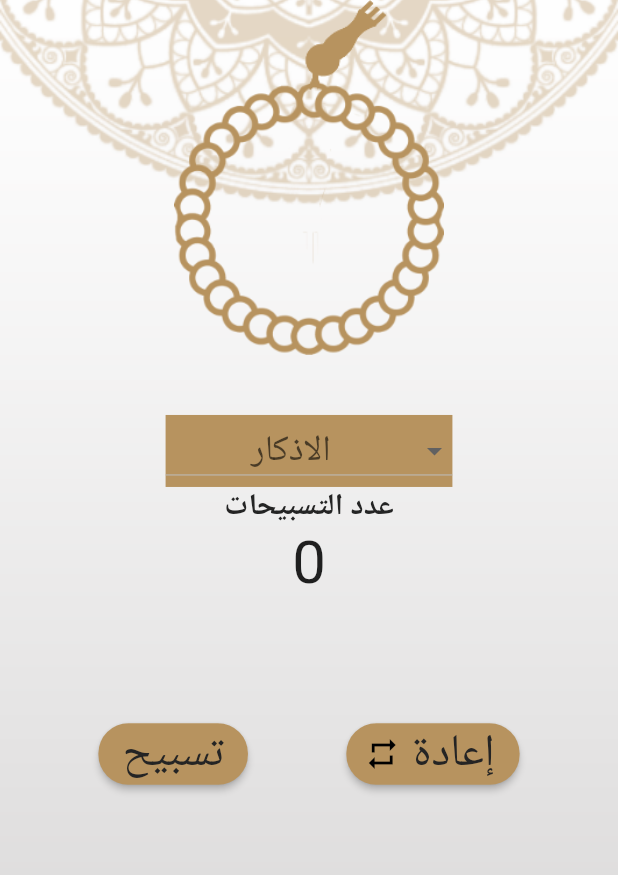
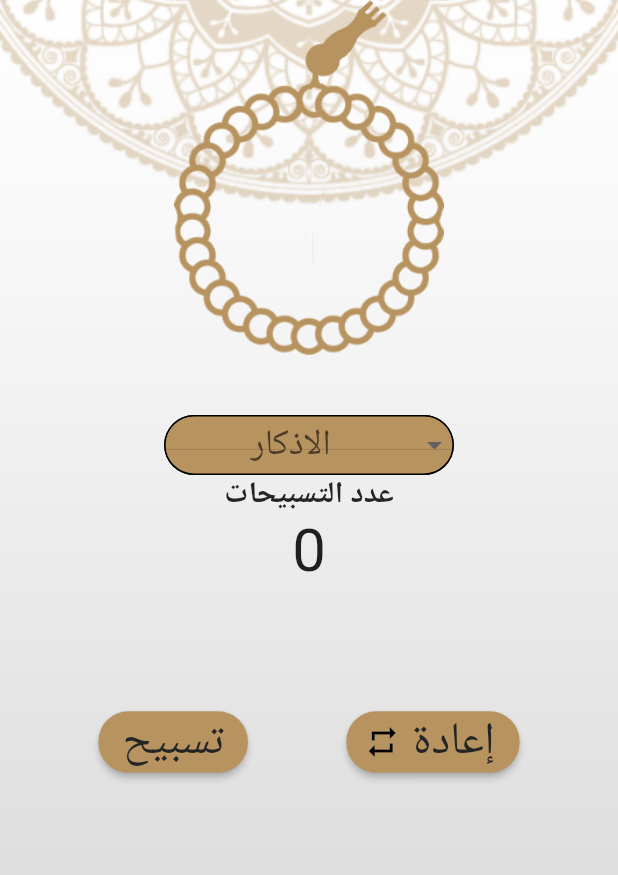
Before and after one commit to mohamedradwan96/IslamiApp, a Flutter app: the SebhaScreen screen opened directly, on a phone screen of 412 x 824 dp. Shown: the top 875 px of the screen. Run offline on Flutter 3.47's test engine with Material 2 defaults, Android fonts, the phone set to English and light mode, and no system bars.

Commit message:
edit sebha screen

```diff
--- a/lib/home/tabs/sebha.dart
+++ b/lib/home/tabs/sebha.dart
@@ -29,25 +29,37 @@ class _SebhaScreenState extends State<SebhaScreen> {
                   "assets/images/sebhabody.png",
                   width: 180,
                 ),
-                SizedBox(
+                const SizedBox(
                   height: 40,
                 ),
                 Container(
-                  color: MyThemeData.colorGold,
+                  decoration: BoxDecoration(
+                    boxShadow: const [
+                      BoxShadow(
+                        offset: Offset(0.0, 0),
+                      ),
+                    ],
+                    border: Border.all(),
+                    borderRadius: BorderRadius.circular(30),
+                    color: MyThemeData.colorGold,
+                  ),
+                  height: 40,
                   child: DropdownButton(
+                    underline: const Divider(thickness: 0),
                     onTap: () {
                       setState(() {
                         counter = 0;
                       });
                     },
+                    borderRadius: const BorderRadius.only(
+                        topLeft: Radius.circular(40),
+                        bottomRight: Radius.circular(40)),
                     dropdownColor: Colors.grey,
-                    hint: Text(
-                      "الاذكار",
-                    ),
-                    style: TextStyle(
+                    hint: const Text("الاذكار"),
+                    alignment: Alignment.center,
+                    style: const TextStyle(
                       fontSize: 24,
                     ),
-                    alignment: Alignment.center,
                     onChanged: (value) {
                       setState(() {
                         selected = value;
@@ -63,11 +75,12 @@ class _SebhaScreenState extends State<SebhaScreen> {
                       " الله اكبر"
                     ]
                         .map((e) => DropdownMenuItem(
+                              alignment: Alignment.center,
+                              value: e,
                               child: Text(
                                 "$e",
                                 style: Theme.of(context).textTheme.bodyText1,
                               ),
-                              value: e,
                             ))
                         .toList(),
                   ),
@@ -78,9 +91,9 @@ class _SebhaScreenState extends State<SebhaScreen> {
                 ),
                 Text(
                   "$counter",
-                  style: TextStyle(fontSize: 40),
+                  style: const TextStyle(fontSize: 40),
                 ),
-                SizedBox(height: 80),
+                const SizedBox(height: 80),
                 Row(
                   mainAxisAlignment: MainAxisAlignment.spaceEvenly,
                   children: [
@@ -91,13 +104,14 @@ class _SebhaScreenState extends State<SebhaScreen> {
                           });
                         },
                         style: ButtonStyle(
-                            backgroundColor: MaterialStatePropertyAll<Color>(
-                                MyThemeData.colorGold),
+                            backgroundColor:
+                                const MaterialStatePropertyAll<Color>(
+                                    MyThemeData.colorGold),
                             shape: MaterialStateProperty.all<
                                     RoundedRectangleBorder>(
                                 RoundedRectangleBorder(
                                     borderRadius: BorderRadius.circular(20)))),
-                        child: Text(
+                        child: const Text(
                           "تسبيح",
                           style: TextStyle(
                               color: MyThemeData.colorBlack, fontSize: 30),
@@ -116,8 +130,8 @@ class _SebhaScreenState extends State<SebhaScreen> {
                                     RoundedRectangleBorder>(
                                 RoundedRectangleBorder(
                                     borderRadius: BorderRadius.circular(20)))),
-                        icon: Icon(Icons.repeat, color: Colors.black),
-                        label: Text(
+                        icon: const Icon(Icons.repeat, color: Colors.black),
+                        label: const Text(
                           "إعادة",
                           style: TextStyle(
                               color: MyThemeData.colorBlack, fontSize: 30),
```
